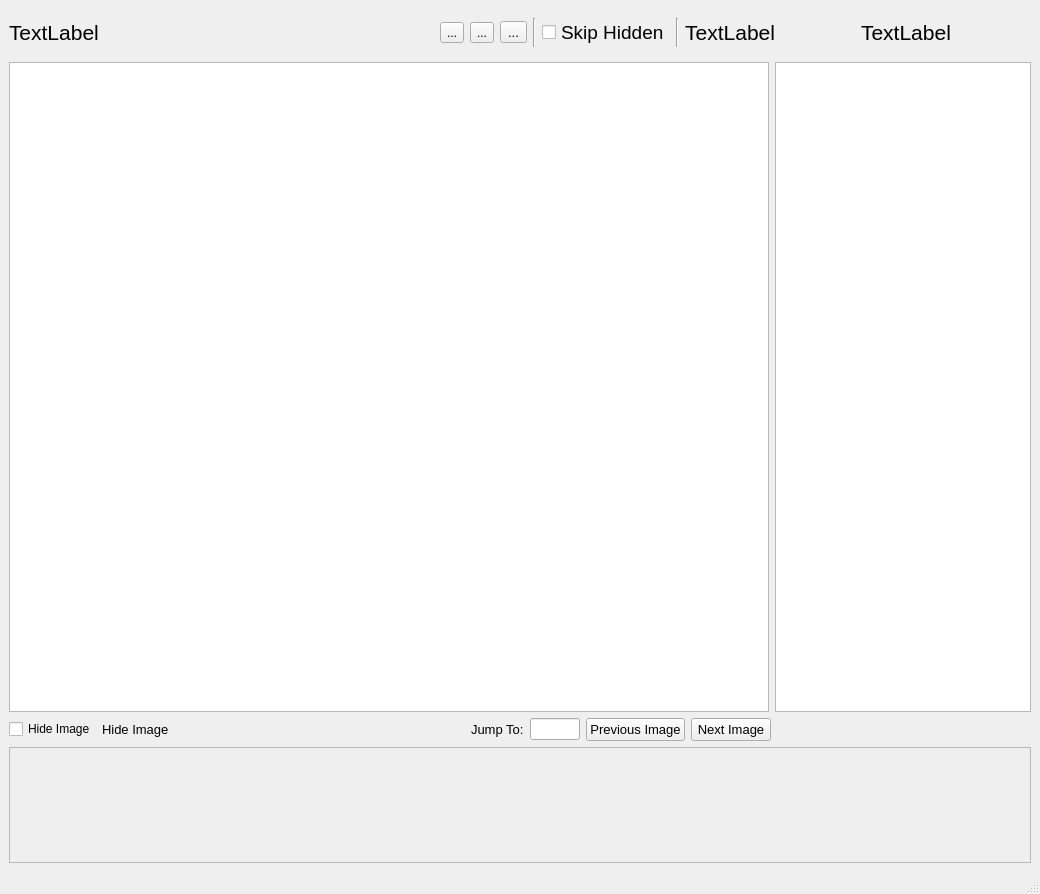
Old version of the form resources/views/Viewer.ui in the repository crgrove/automated-drone-image-analysis-tool.
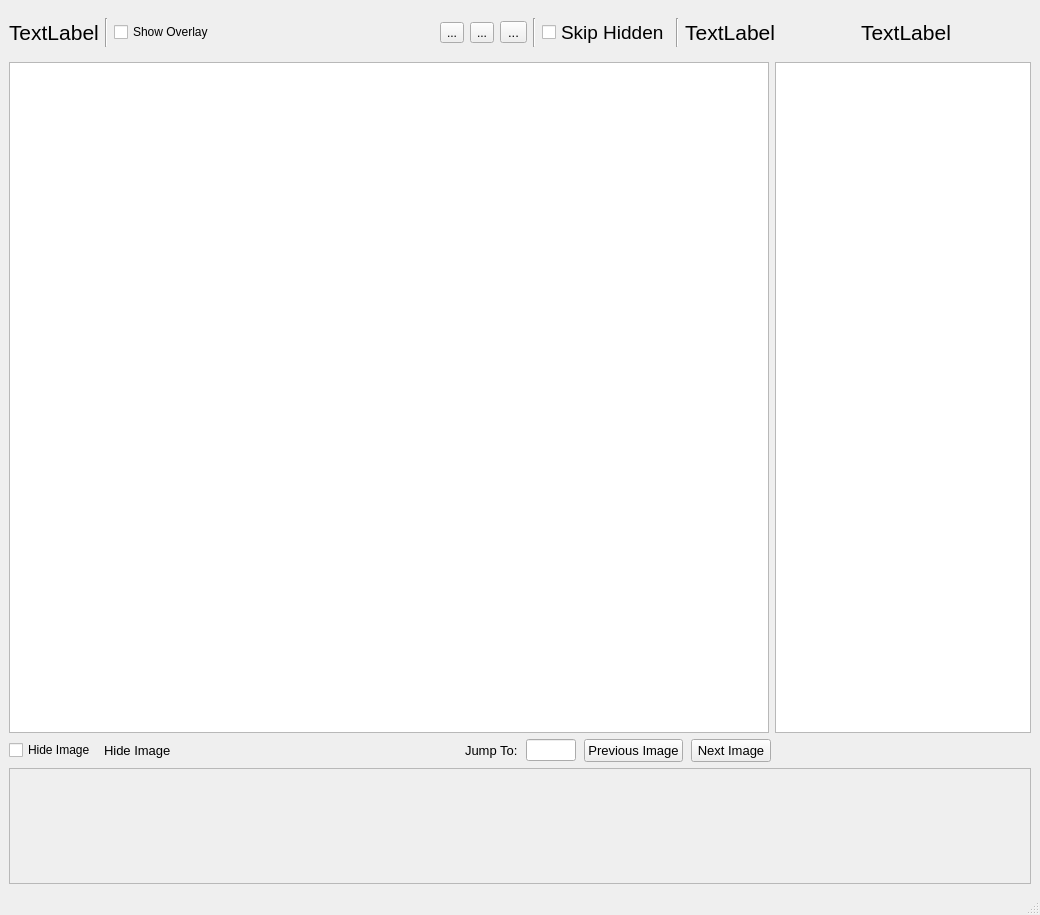
New version of the form. Icons and pictures are not drawn.

```diff
--- a/resources/views/Viewer.ui
+++ b/resources/views/Viewer.ui
@@ -7,7 +7,7 @@
     <x>0</x>
     <y>0</y>
     <width>1040</width>
-    <height>893</height>
+    <height>915</height>
    </rect>
   </property>
   <property name="windowTitle">
@@ -19,6 +19,12 @@
   </property>
   <widget class="QWidget" name="centralwidget">
    <layout class="QVBoxLayout" name="verticalLayout">
+    <property name="spacing">
+     <number>6</number>
+    </property>
+    <property name="bottomMargin">
+     <number>9</number>
+    </property>
     <item>
      <widget class="QWidget" name="TitleWidget" native="true">
       <layout class="QHBoxLayout" name="horizontalLayout_2">
@@ -39,6 +45,12 @@
            <verstretch>0</verstretch>
           </sizepolicy>
          </property>
+         <property name="minimumSize">
+          <size>
+           <width>10</width>
+           <height>0</height>
+          </size>
+         </property>
          <property name="font">
           <font>
            <pointsize>16</pointsize>
@@ -52,6 +64,33 @@
          </property>
         </widget>
        </item>
+       <item>
+        <widget class="Line" name="line_3">
+         <property name="orientation">
+          <enum>Qt::Vertical</enum>
+         </property>
+        </widget>
+       </item>
+       <item>
+        <widget class="QCheckBox" name="showOverlayCheckBox">
+         <property name="text">
+          <string>Show Overlay</string>
+         </property>
+        </widget>
+       </item>
+       <item>
+        <spacer name="horizontalSpacer_3">
+         <property name="orientation">
+          <enum>Qt::Horizontal</enum>
+         </property>
+         <property name="sizeHint" stdset="0">
+          <size>
+           <width>40</width>
+           <height>20</height>
+          </size>
+         </property>
+        </spacer>
+       </item>
        <item>
         <widget class="QToolButton" name="kmlButton">
          <property name="toolTip">
@@ -250,7 +289,7 @@
     <item>
      <layout class="QHBoxLayout" name="ButtonLayout">
       <property name="spacing">
-       <number>6</number>
+       <number>8</number>
       </property>
       <item>
        <widget class="QCheckBox" name="hideImageCheckbox">
```
Left out of the diff: 19 changed lines with no effect on the pictures.
